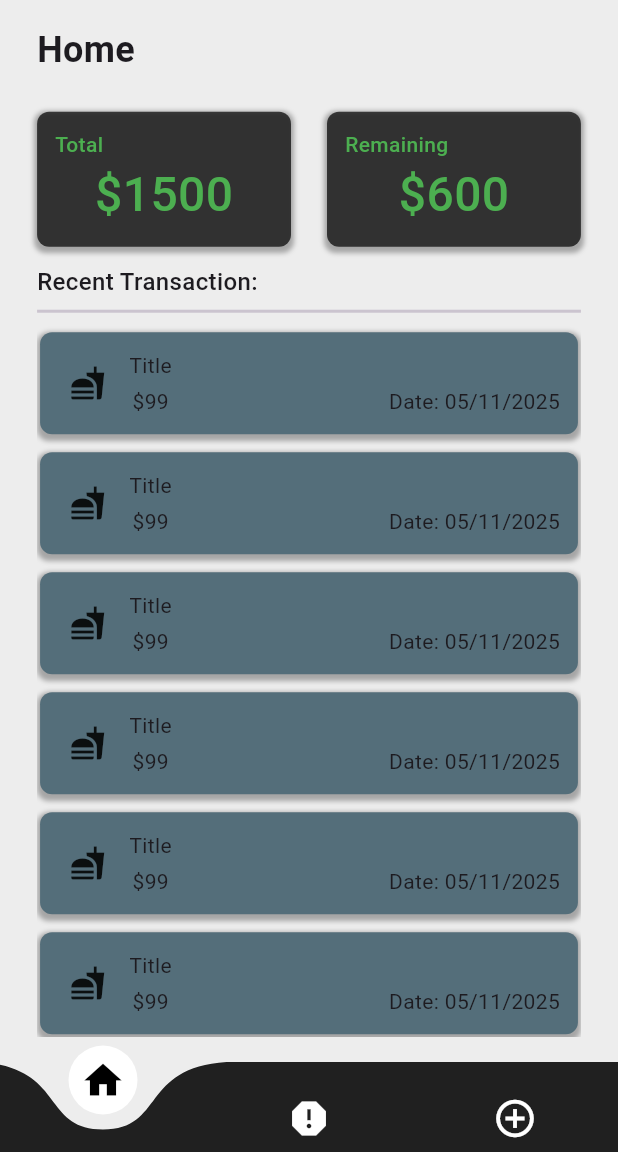
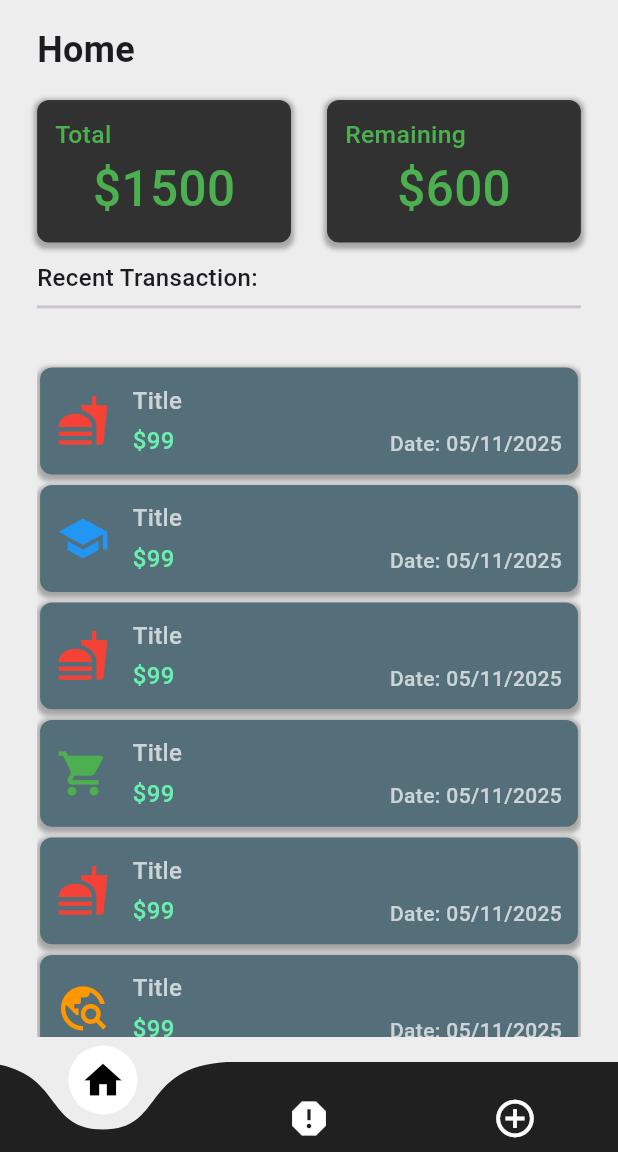
Before and after one commit to Yahya-hossaini/Expense-Tracker-Pro, a Flutter app: the screen it shows after launch, on a phone screen of 412 x 824 dp, the part 84-1236 px from its top. Run offline on Flutter 3.47's test engine with Material 3 defaults, Android fonts, the phone set to English and light mode, and no system bars; drawn by our look-alikes of curved_navigation_bar.

Commit message:
working on responsiveness

```diff
--- a/lib/screens/home_screen.dart
+++ b/lib/screens/home_screen.dart
@@ -1,5 +1,4 @@
 import 'dart:ui';
-
 import 'package:expense_tracker_pro/widgets/custom-appbar.dart';
 import 'package:expense_tracker_pro/widgets/custom_drawer.dart';
 import 'package:flutter/cupertino.dart';
@@ -23,7 +22,7 @@ class _HomeScreenState extends State<HomeScreen> {
       'date': DateTime.now(),
     },
     {
-      'icon': Icons.fastfood,
+      'icon': Icons.school,
       'title': 'Title',
       'amount': 99,
       'date': DateTime.now(),
@@ -35,7 +34,7 @@ class _HomeScreenState extends State<HomeScreen> {
       'date': DateTime.now(),
     },
     {
-      'icon': Icons.fastfood,
+      'icon': Icons.shopping_cart,
       'title': 'Title',
       'amount': 99,
       'date': DateTime.now(),
@@ -47,7 +46,7 @@ class _HomeScreenState extends State<HomeScreen> {
       'date': DateTime.now(),
     },
     {
-      'icon': Icons.fastfood,
+      'icon': Icons.travel_explore,
       'title': 'Title',
       'amount': 99,
       'date': DateTime.now(),
@@ -59,12 +58,25 @@ class _HomeScreenState extends State<HomeScreen> {
       'date': DateTime.now(),
     },
     {
-      'icon': Icons.fastfood,
+      'icon': Icons.school,
       'title': 'Title',
       'amount': 99,
       'date': DateTime.now(),
     },
   ];
+
+  Color getIconColor(IconData icon) {
+    if (icon == Icons.school) {
+      return Colors.blue;
+    } else if (icon == Icons.fastfood) {
+      return Colors.red;
+    } else if (icon == Icons.shopping_cart) {
+      return Colors.green;
+    } else if (icon == Icons.travel_explore) {
+      return Colors.orange;
+    }
+    return Colors.black;
+  }
 
   bool isDarkMode = false;
 
@@ -93,11 +105,19 @@ class _HomeScreenState extends State<HomeScreen> {
             child: Column(
               crossAxisAlignment: CrossAxisAlignment.start,
               children: [
+                Expanded(
+                  flex: 40,
+                    child: Column(
+                      crossAxisAlignment: CrossAxisAlignment.start,
+                  children: [
                     Text(
                       'Home',
-                  style: TextStyle(fontSize: 24, fontWeight: FontWeight.bold),
+                      style:
+                          TextStyle(fontSize: 24, fontWeight: FontWeight.bold),
                     ),
-                SizedBox(height: 12,),
+                    SizedBox(
+                      height: size.height * 0.005,
+                    ),
                     Row(
                       children: [
                         Expanded(
@@ -116,25 +136,39 @@ class _HomeScreenState extends State<HomeScreen> {
                               color: Colors.black.withOpacity(0.7),
                               borderRadius: BorderRadius.circular(8),
                             ),
-                        child: const Column(
+                            child: Column(
                               crossAxisAlignment: CrossAxisAlignment.start,
                               children: [
                                 Text(
                                   'Total',
-                              style: TextStyle(fontWeight: FontWeight.w500, color: Colors.green),
+                                  style: TextStyle(
+                                      fontWeight: FontWeight.w500,
+                                      fontSize:
+                                          MediaQuery.of(context).size.width *
+                                              0.04,
+                                      color: Colors.green),
                                 ),
                                 Center(
+                                  child: FittedBox(
+                                    fit: BoxFit.scaleDown,
                                     child: Text(
                                       '\$1500',
                                       style: TextStyle(
-                                    fontSize: 32, fontWeight: FontWeight.w500, color: Colors.green),
+                                          fontSize:
+                                              MediaQuery.of(context).size.width *
+                                                  0.08,
+                                          fontWeight: FontWeight.w500,
+                                          color: Colors.green),
+                                    ),
                                   ),
                                 ),
                               ],
                             ),
                           ),
                         ),
-                    const SizedBox(width: 24,),
+                        const SizedBox(
+                          width: 24,
+                        ),
                         Expanded(
                           child: Container(
                             padding: const EdgeInsets.all(12),
@@ -151,18 +185,30 @@ class _HomeScreenState extends State<HomeScreen> {
                               color: Colors.black.withOpacity(0.7),
                               borderRadius: BorderRadius.circular(8),
                             ),
-                        child: const Column(
+                            child: Column(
                               crossAxisAlignment: CrossAxisAlignment.start,
                               children: [
                                 Text(
                                   'Remaining',
-                              style: TextStyle(fontWeight: FontWeight.w500, color: Colors.green),
+                                  style: TextStyle(
+                                      fontWeight: FontWeight.w500,
+                                      fontSize:
+                                          MediaQuery.of(context).size.width *
+                                              0.04,
+                                      color: Colors.green),
                                 ),
                                 Center(
+                                  child: FittedBox(
+                                    fit: BoxFit.scaleDown,
                                     child: Text(
                                       '\$600',
                                       style: TextStyle(
-                                    fontSize: 32, fontWeight: FontWeight.w500, color: Colors.green),
+                                          fontSize:
+                                              MediaQuery.of(context).size.width *
+                                                  0.08,
+                                          fontWeight: FontWeight.w500,
+                                          color: Colors.green),
+                                    ),
                                   ),
                                 ),
                               ],
@@ -171,11 +217,18 @@ class _HomeScreenState extends State<HomeScreen> {
                         ),
                       ],
                     ),
-                Text('Recent Transaction:', style: TextStyle(fontSize: 16, fontWeight: FontWeight.w500),),
+                    Text(
+                      'Recent Transaction:',
+                      style:
+                          TextStyle(fontSize: 16, fontWeight: FontWeight.w500),
+                    ),
                     Divider(
                       thickness: 2,
                     ),
+                  ],
+                )),
                 Expanded(
+                  flex: 80,
                   child: ListView.builder(
                     itemCount: transaction.length,
                     itemBuilder: (context, index) {
@@ -193,9 +246,10 @@ class _HomeScreenState extends State<HomeScreen> {
                           ],
                         ),
                         width: double.infinity,
-                        margin: const EdgeInsets.symmetric(
-                            vertical: 6, horizontal: 2),
-                        padding: const EdgeInsets.all(12),
+                        margin: EdgeInsets.symmetric(
+                            vertical: constraints.maxHeight * 0.005,
+                            horizontal: 2),
+                        padding: EdgeInsets.all(constraints.maxHeight * 0.015),
                         child: Row(
                           crossAxisAlignment: CrossAxisAlignment.end,
                           children: [
@@ -205,14 +259,34 @@ class _HomeScreenState extends State<HomeScreen> {
                                 mainAxisAlignment:
                                     MainAxisAlignment.spaceAround,
                                 children: [
-                                  Icon(transaction[index]['icon']),
+                                  Icon(
+                                    transaction[index]['icon'],
+                                    color: getIconColor(
+                                        transaction[index]['icon']),
+                                    size: constraints.maxHeight * 0.05,
+                                  ),
+                                  SizedBox(width: constraints.maxHeight * 0.02),
                                   Column(
+                                    crossAxisAlignment:
+                                        CrossAxisAlignment.start,
                                     children: [
-                                      Text(transaction[index]['title']),
+                                      Text(
+                                        transaction[index]['title'],
+                                        style: const TextStyle(
+                                            fontSize: 16,
+                                            color: Colors.white70,
+                                            fontWeight: FontWeight.w500),
+                                      ),
                                       const SizedBox(
                                         height: 4,
                                       ),
-                                      Text('\$${transaction[index]['amount']}'),
+                                      Text(
+                                        '\$${transaction[index]['amount']}',
+                                        style: const TextStyle(
+                                            fontSize: 16,
+                                            color: Colors.greenAccent,
+                                            fontWeight: FontWeight.w500),
+                                      ),
                                     ],
                                   ),
                                 ],
@@ -223,7 +297,11 @@ class _HomeScreenState extends State<HomeScreen> {
                               child: Container(
                                 alignment: Alignment.centerRight,
                                 child: Text(
-                                    'Date: ${intl.DateFormat('MM/dd/yyyy').format(transaction[index]['date'])}'),
+                                  'Date: ${intl.DateFormat('MM/dd/yyyy').format(transaction[index]['date'])}',
+                                  style: TextStyle(
+                                      color: Colors.white70,
+                                      fontWeight: FontWeight.w500),
+                                ),
                               ),
                             ),
                           ],
--- a/lib/widgets/custom-appbar.dart
+++ b/lib/widgets/custom-appbar.dart
@@ -27,9 +27,12 @@ class _CustomAppBarState extends State<CustomAppBar> {
             children: [
               Image.asset('assets/images/coin.png', height: 46, width: 46),
               SizedBox(width: 12),
-              Text(
-                'Expense Tracker',
-                style: TextStyle(color: Colors.white70),
+              FittedBox(
+                fit: BoxFit.scaleDown,
+                child: Text(
+                  'Expense Tracker',
+                  style: TextStyle(color: Colors.white70),
+                ),
               ),
             ],
           ),
```
Lines whose indentation alone changed are shown as unchanged.
